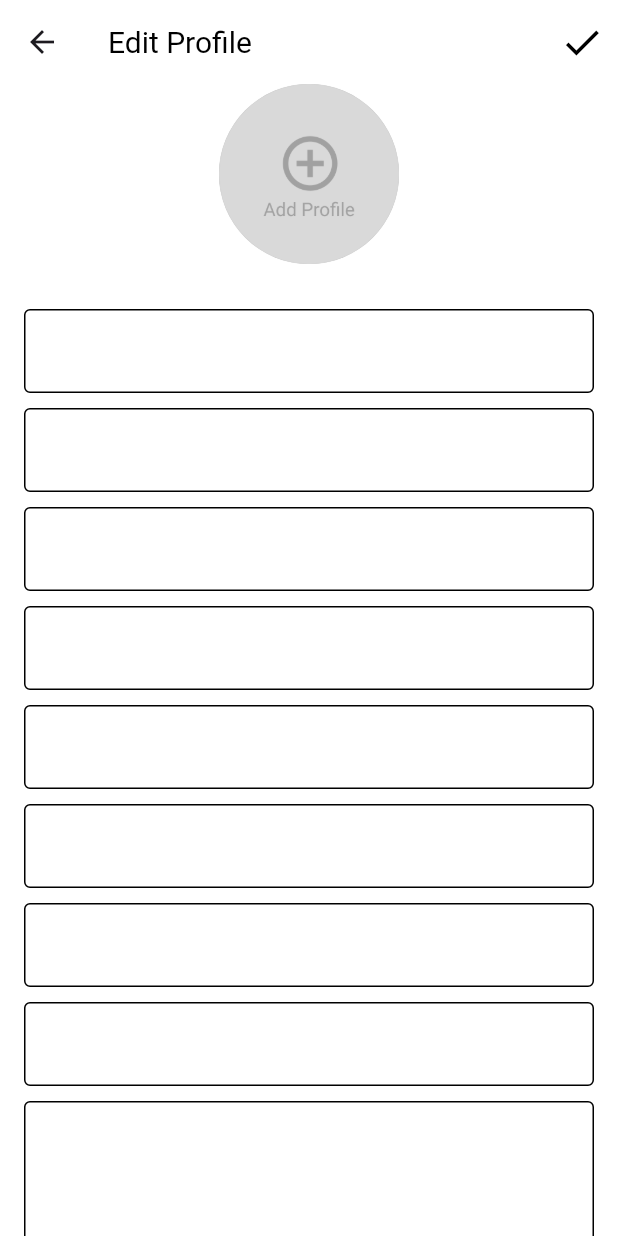
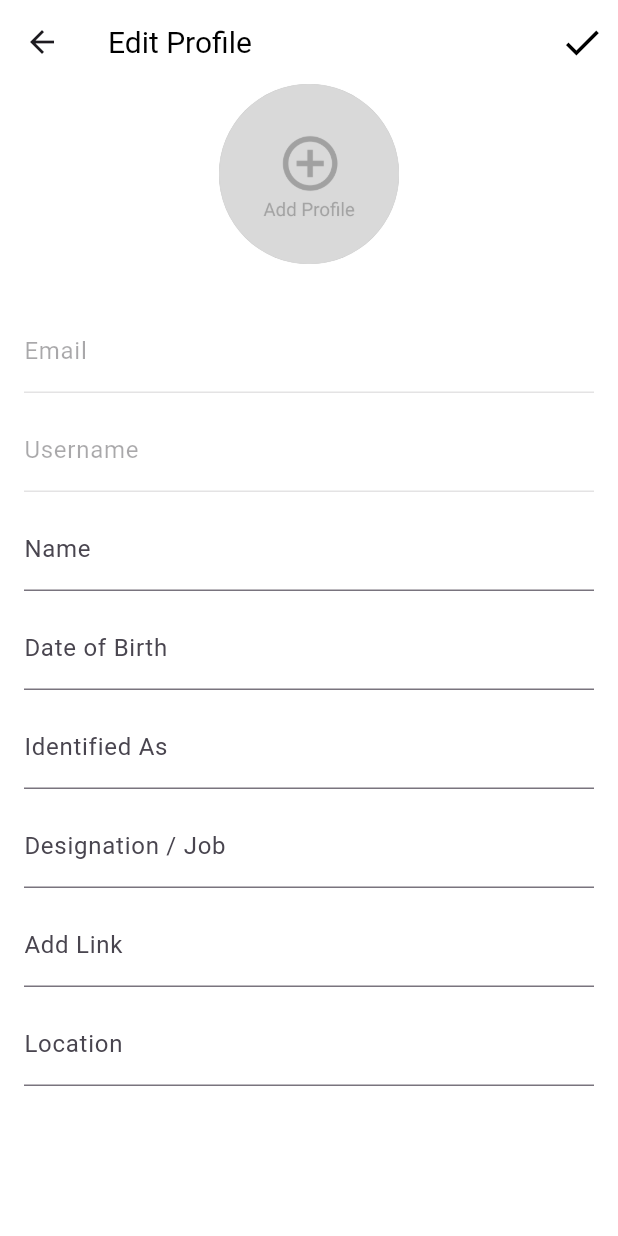
Before and after one commit to khushal0411/FandomeNew, a Flutter app: the userProfilePage screen opened directly, after a tap on the "edit" icon, on a phone screen of 412 x 824 dp. Run offline on Flutter 3.47's test engine with Material 2 defaults, Android fonts, the phone set to English and light mode, and no system bars; our stand-ins replace firebase_auth, firebase_core, firebase_database, fluttertoast, image_picker and 1 more; missing offline and left inert: dart:ffi; accounts and stored records are empty; network calls fail.

Commit message:
UI updated for editprofile Screen and userprofile Screen, also profile is enlarge on long press

```diff
--- a/lib/screens/editProfile.dart
+++ b/lib/screens/editProfile.dart
@@ -5,7 +5,6 @@ import 'package:fluttertoast/fluttertoast.dart';
 import 'package:image_picker/image_picker.dart';
 import 'package:shared_preferences/shared_preferences.dart';
 import 'package:testproj/screens/homeScreen.dart';
-import 'package:testproj/screens/userProfile.dart';
 
 import '../constant/color.dart';
 
@@ -18,12 +17,18 @@ class editProfile extends StatefulWidget {
 
 class _editProfileState extends State<editProfile> {
   XFile? _image;
+
   String name = "";
   String username = "";
   bool isVerified = false;
   String designation = "";
-  String location = "", bio = "", link = "", profilePic = "",email="",gender="",dob="";
-
+  String location = "",
+      bio = "",
+      link = "",
+      profilePic = "",
+      email = "",
+      gender = "",
+      dob = "";
 
   Future<void> userData() async {
     FirebaseAuth firebaseAuth = FirebaseAuth.instance;
@@ -37,85 +42,93 @@ class _editProfileState extends State<editProfile> {
       if (user![1] == "true") {
         isVerified = true;
       }
-      gender=user[0];
-      dob=user[2];
+      gender = user[0];
+      dob = user[2];
       link = user[4];
       location = user[7];
       name = user![5];
       profilePic = user![3];
       username = userMail!.email!.split('@')[0].toString();
-      email=userMail.email.toString();
-
+      email = userMail.email.toString();
     });
   }
 
-Future<void> updateUserData() async{
+  Future<void> updateUserData() async {
     FirebaseAuth firebaseAuth = FirebaseAuth.instance;
     User? user = firebaseAuth.currentUser;
     // data updation
-DatabaseReference databaseReference=FirebaseDatabase.instance.ref();
-databaseReference.child("Users").child(user!.uid.toString()).once().then((value){
-final data= value.snapshot;
+    DatabaseReference databaseReference = FirebaseDatabase.instance.ref();
+    databaseReference
+        .child("Users")
+        .child(user!.uid.toString())
+        .once()
+        .then((value) {
+      final data = value.snapshot;
       Object? values = data.value;
       Map<dynamic, dynamic>? personMap = values as Map?;
       print(personMap!.keys.first.toString());
-String p=user.uid.toString()+"/"+personMap!.keys.first.toString();
+      String p = user.uid.toString() + "/" + personMap!.keys.first.toString();
       databaseReference.child('Users/$p').once().then((value) async {
-final data= value.snapshot;
+        final data = value.snapshot;
         Object? values = data.value;
         Map<dynamic, dynamic>? profileData = values as Map?;
-List l= profileData!.values.toList() ;
+        List l = profileData!.values.toList();
         print(l.toString());
-SharedPreferences sharedPreferences = await SharedPreferences.getInstance();
-List<String> stringList=l.map((item) => item.toString()).toList();
+        SharedPreferences sharedPreferences =
+            await SharedPreferences.getInstance();
+        List<String> stringList = l.map((item) => item.toString()).toList();
         print(stringList);
         sharedPreferences.setStringList("k", stringList);
+      });
+    });
+  }
 
-});});
-
-
-
-  }
   Future<void> updateData() async {
     Map<String, dynamic> updatedData = {
-    "name":name,
+      "name": name,
       "age": "92",
       "isVerified": true,
       "link": link,
-    "bio":
-        bio,
-    "profilePic": "https://images.unsplash.com/photo-1507003211169-0a1dd7228f2d?ixlib=rb-4.0.3&ixid=M3wxMjA3fDB8MHxwaG90by1wYWdlfHx8fGVufDB8fHx8fA%3D%3D&auto=format&fit=crop&w=387&q=80",
+      "bio": bio,
+      "profilePic":
+          "https://images.unsplash.com/photo-1507003211169-0a1dd7228f2d?ixlib=rb-4.0.3&ixid=M3wxMjA3fDB8MHxwaG90by1wYWdlfHx8fGVufDB8fHx8fA%3D%3D&auto=format&fit=crop&w=387&q=80",
       "location": location,
       "designation": designation,
       "dob": dob,
-    "gender":gender
+      "gender": gender
     };
     FirebaseAuth firebaseAuth = FirebaseAuth.instance;
     User? user = firebaseAuth.currentUser;
     // data updation
-DatabaseReference databaseReference=FirebaseDatabase.instance.ref();
-databaseReference.child("Users").child(user!.uid.toString()).once().then((value){
-final data= value.snapshot;
+    DatabaseReference databaseReference = FirebaseDatabase.instance.ref();
+    databaseReference
+        .child("Users")
+        .child(user!.uid.toString())
+        .once()
+        .then((value) {
+      final data = value.snapshot;
       Object? values = data.value;
       Map<dynamic, dynamic>? personMap = values as Map?;
       print(personMap!.keys.first.toString());
-String p=user.uid.toString()+"/"+personMap!.keys.first.toString();
+      String p = user.uid.toString() + "/" + personMap!.keys.first.toString();
 
       databaseReference.child('Users/$p').update(updatedData).then((value) {
-    Fluttertoast.showToast(msg: "Profile Updated Sucessfully.",toastLength: Toast.LENGTH_SHORT);
+        Fluttertoast.showToast(
+            msg: "Profile Updated Sucessfully.",
+            toastLength: Toast.LENGTH_SHORT);
         updateUserData();
         Navigator.of(context).pop();
-    Navigator.pushReplacement(context, MaterialPageRoute(builder:(context) =>const homeScreen()));
+        Navigator.pushReplacement(context,
+            MaterialPageRoute(builder: (context) => const homeScreen()));
 
         //Navigator.push(context, MaterialPageRoute(builder:  (context) => const homeScreen()));
       }).catchError((error) {
-    Fluttertoast.showToast(msg: "Error Occured while updating Data.",toastLength: Toast.LENGTH_SHORT);
+        Fluttertoast.showToast(
+            msg: "Error Occured while updating Data.",
+            toastLength: Toast.LENGTH_SHORT);
       });
-
     });
-
   }
-
 
   Future<void> _openGallery() async {
     var imagePicker = ImagePicker();
@@ -137,7 +150,6 @@ databaseReference.child('Users/$p').update(updatedData).then((value) {
 
   @override
   void initState() {
-
     super.initState();
     userData();
   }
@@ -145,7 +157,7 @@ databaseReference.child('Users/$p').update(updatedData).then((value) {
   @override
   Widget build(BuildContext context) {
     return WillPopScope(
-      onWillPop: ()async {
+      onWillPop: () async {
         Navigator.pop(context);
         return true;
       },
@@ -201,8 +213,8 @@ databaseReference.child('Users/$p').update(updatedData).then((value) {
                                   decoration: const BoxDecoration(
                                       shape: BoxShape.rectangle,
                                       color: lightGrey,
-                                      borderRadius:
-                                          BorderRadius.all(Radius.circular(10))),
+                                      borderRadius: BorderRadius.all(
+                                          Radius.circular(10))),
                                 ),
                               )),
                               GestureDetector(
@@ -283,154 +295,142 @@ databaseReference.child('Users/$p').update(updatedData).then((value) {
               Padding(
                 padding: EdgeInsets.only(left: 16.0, right: 16.0, top: 30),
                 child: TextField(
+                  controller: TextEditingController(text: email),
                   decoration: InputDecoration(
                     enabled: false,
-                    hintText: email,
-                    filled: true,
+                    labelText: "Email",
                     fillColor: trans,
-                    disabledBorder: OutlineInputBorder(
-                      borderSide: BorderSide(color: textColor, width: 1.0),
-                    ),
-                    focusedBorder: OutlineInputBorder(
-                      borderSide: BorderSide(color: companyColor, width: 1.0),
-                    ),
                   ),
                 ),
               ),
               Padding(
                 padding: EdgeInsets.only(left: 16.0, right: 16.0, top: 10),
                 child: TextField(
+                  controller: TextEditingController(text: username),
                   decoration: InputDecoration(
                     enabled: false,
-                    hintText: username,
-                    filled: true,
+                    labelText: "Username",
                     fillColor: trans,
-                    disabledBorder: OutlineInputBorder(
-                      borderSide: BorderSide(color: textColor, width: 1.0),
-                    ),
-                    focusedBorder: OutlineInputBorder(
-                      borderSide: BorderSide(color: companyColor, width: 1.0),
-                    ),
-                  ),
-                ),
-              ),
-               Padding(
-                padding: EdgeInsets.only(left: 16.0, right: 16.0, top: 10),
-                child: TextField( onChanged: (value) => setState(() {
-                  name = value;
-                }),
-
-                  decoration: InputDecoration(
-                    hintText: name,
-                    filled: true,
-                    fillColor: trans,
-                    enabledBorder: OutlineInputBorder(
-                      borderSide: BorderSide(color: textColor, width: 1.0),
-                    ),
-                    focusedBorder: OutlineInputBorder(
-                      borderSide: BorderSide(color: companyColor, width: 1.0),
-                    ),
                   ),
                 ),
               ),
               Padding(
                 padding: EdgeInsets.only(left: 16.0, right: 16.0, top: 10),
                 child: TextField(
+                  controller: TextEditingController.fromValue(
+                    TextEditingValue(
+                      text: name,
+                      selection: TextSelection.collapsed(offset: name.length),
+                    ),
+                  ),
                   onChanged: (value) => setState(() {
-                  dob = value;
+                    name = value;
                   }),
                   decoration: InputDecoration(
-                    hintText:dob,
-                    filled: true,
+                    labelText: "Name",
                     fillColor: trans,
-                    enabledBorder: OutlineInputBorder(
-                      borderSide: BorderSide(color: textColor, width: 1.0),
-                    ),
-                    focusedBorder: OutlineInputBorder(
-                      borderSide: BorderSide(color: companyColor, width: 1.0),
-                    ),
                   ),
                 ),
               ),
               Padding(
                 padding: EdgeInsets.only(left: 16.0, right: 16.0, top: 10),
                 child: TextField(
+                  controller: TextEditingController.fromValue(
+                    TextEditingValue(
+                      text: dob,
+                      selection: TextSelection.collapsed(offset: dob.length),
+                    ),
+                  ),
                   onChanged: (value) => setState(() {
-                  gender= value;
+                    dob = value;
                   }),
                   decoration: InputDecoration(
-                    hintText: gender,
-                    filled: true,
+                      fillColor: trans, labelText: "Date of Birth"),
+                ),
+              ),
+              Padding(
+                padding: EdgeInsets.only(left: 16.0, right: 16.0, top: 10),
+                child: TextField(
+                  controller: TextEditingController.fromValue(
+                    TextEditingValue(
+                      text: gender,
+                      selection: TextSelection.collapsed(offset: gender.length),
+                    ),
+                  ),
+                  onChanged: (value) => setState(() {
+                    gender = value;
+                  }),
+                  decoration: InputDecoration(
+                    labelText: "Identified As",
                     fillColor: trans,
-                    enabledBorder: OutlineInputBorder(
-                      borderSide: BorderSide(color: textColor, width: 1.0),
-                    ),
-                    focusedBorder: OutlineInputBorder(
-                      borderSide: BorderSide(color: companyColor, width: 1.0),
-                    ),
                   ),
                 ),
               ),
               Padding(
                 padding: EdgeInsets.only(left: 16.0, right: 16.0, top: 10),
                 child: TextField(
+                  controller: TextEditingController.fromValue(
+                    TextEditingValue(
+                      text: designation,
+                      selection:
+                          TextSelection.collapsed(offset: designation.length),
+                    ),
+                  ),
                   onChanged: (value) => setState(() {
                     designation = value;
                   }),
                   decoration: InputDecoration(
-                    hintText: designation,
-                    filled: true,
+                    labelText: "Designation / Job",
                     fillColor: trans,
-                    enabledBorder: OutlineInputBorder(
-                      borderSide: BorderSide(color: textColor, width: 1.0),
-                    ),
-                    focusedBorder: OutlineInputBorder(
-                      borderSide: BorderSide(color: companyColor, width: 1.0),
-                    ),
                   ),
                 ),
               ),
               Padding(
                 padding: EdgeInsets.only(left: 16.0, right: 16.0, top: 10),
                 child: TextField(
+                  controller: TextEditingController.fromValue(
+                    TextEditingValue(
+                      text: link,
+                      selection: TextSelection.collapsed(offset: link.length),
+                    ),
+                  ),
                   onChanged: (value) => setState(() {
                     link = value;
                   }),
                   decoration: InputDecoration(
-                    hintText: link,
-                    filled: true,
+                    labelText: "Add Link",
                     fillColor: trans,
-                    enabledBorder: OutlineInputBorder(
-                      borderSide: BorderSide(color: textColor, width: 1.0),
-                    ),
-                    focusedBorder: OutlineInputBorder(
-                      borderSide: BorderSide(color: companyColor, width: 1.0),
-                    ),
                   ),
                 ),
               ),
               Padding(
                 padding: EdgeInsets.only(left: 16.0, right: 16.0, top: 10),
                 child: TextField(
+                  controller: TextEditingController.fromValue(
+                    TextEditingValue(
+                      text: location,
+                      selection:
+                          TextSelection.collapsed(offset: location.length),
+                    ),
+                  ),
                   onChanged: (value) => setState(() {
                     location = value;
                   }),
                   decoration: InputDecoration(
-                    hintText: location,
-                    filled: true,
+                    labelText: "Location",
                     fillColor: trans,
-                    enabledBorder: OutlineInputBorder(
-                      borderSide: BorderSide(color: textColor, width: 1.0),
-                    ),
-                    focusedBorder: OutlineInputBorder(
-                      borderSide: BorderSide(color: companyColor, width: 1.0),
-                    ),
                   ),
                 ),
               ),
               Padding(
                 padding: EdgeInsets.only(left: 16.0, right: 16.0, top: 10),
                 child: TextField(
+                  controller: TextEditingController.fromValue(
+                    TextEditingValue(
+                      text: bio,
+                      selection: TextSelection.collapsed(offset: bio.length),
+                    ),
+                  ),
                   onChanged: (value) => setState(() {
                     bio = value;
                   }),
@@ -439,15 +439,8 @@ databaseReference.child('Users/$p').update(updatedData).then((value) {
                   maxLines: 7,
                   textAlignVertical: TextAlignVertical.top,
                   decoration: InputDecoration(
-                    hintText: bio,
-                    filled: true,
+                    labelText: "Bio",
                     fillColor: trans,
-                    enabledBorder: OutlineInputBorder(
-                      borderSide: BorderSide(color: textColor, width: 1.0),
-                    ),
-                    focusedBorder: OutlineInputBorder(
-                      borderSide: BorderSide(color: companyColor, width: 1.0),
-                    ),
                   ),
                 ),
               ),
--- a/lib/screens/userProfile.dart
+++ b/lib/screens/userProfile.dart
@@ -5,10 +5,9 @@ import 'package:fluttertoast/fluttertoast.dart';
 import 'package:shared_preferences/shared_preferences.dart';
 import 'package:testproj/screens/addPost.dart';
 import 'package:testproj/screens/editProfile.dart';
+import 'package:testproj/utils/enlargeImage.dart';
 import 'package:url_launcher/url_launcher.dart';
-import 'package:url_launcher/url_launcher_string.dart';
 import '../constant/color.dart';
-import 'package:firebase_database/firebase_database.dart';
 
 class userProfilePage extends StatefulWidget {
   const userProfilePage({super.key});
@@ -22,7 +21,15 @@ class _userProfilePageState extends State<userProfilePage> {
   String username = "";
   bool isVerified = false;
   String designation = "";
-   String location = "", bio = "", link = "", profilePic = "",email="",gender="",dob="";
+  String location = "",
+      bio = "",
+      link = "",
+      profilePic = "",
+      email = "",
+      gender = "",
+      dob = "";
+
+  bool isEnlarges = false;
 
   Future<void> userData() async {
     FirebaseAuth firebaseAuth = FirebaseAuth.instance;
@@ -36,14 +43,14 @@ class _userProfilePageState extends State<userProfilePage> {
       if (user![1] == "true") {
         isVerified = true;
       }
-      gender=user[0];
-      dob=user[2];
+      gender = user[0];
+      dob = user[2];
       link = user[4];
       location = user[7];
       name = user![5];
       profilePic = user![3];
       username = userMail!.email!.split('@')[0].toString();
-      email=userMail.email.toString();
+      email = userMail.email.toString();
     });
   }
 
@@ -58,14 +65,12 @@ class _userProfilePageState extends State<userProfilePage> {
     }
   }
 
-
   @override
   void initState() {
     // TODO: implement initState
     super.initState();
     userData();
   }
-
 
   @override
   Widget build(BuildContext context) {
@@ -160,14 +165,38 @@ class _userProfilePageState extends State<userProfilePage> {
                 Padding(
                   padding: const EdgeInsets.only(
                       left: 10.0, right: 10, bottom: 5, top: 10),
+                  child: GestureDetector(
+                    onLongPress: () {
+                      setState(() {
+                        isEnlarges = true;
+                      });
+                      Navigator.push(
+                        context,
+                        MaterialPageRoute(
+                          builder: (context) =>
+                              enlargeImage(profilePic: profilePic),
+                        ),
+                      );
+                    },
+                    onLongPressEnd: (_) {
+                      setState(() {
+                        isEnlarges = false;
+                      });
+                      Navigator.pop(context);
+                    },
+                    child: Hero(
+                      tag: profilePic,
                       child: Container(
                         width: 120,
                         height: 120,
                         decoration: const BoxDecoration(
                             shape: BoxShape.circle, color: lightGrey),
                         child: CircleAvatar(
+                          backgroundColor: Colors.white,
                           radius: 100,
                           backgroundImage: NetworkImage(profilePic),
+                        ),
+                      ),
                     ),
                   ),
                 ),
@@ -192,8 +221,8 @@ class _userProfilePageState extends State<userProfilePage> {
                           child: TextField(
                             maxLength: 40,
                             decoration: InputDecoration(
-                              contentPadding:
-                                  EdgeInsets.symmetric(vertical: 0.0),
+                              contentPadding: const EdgeInsets.symmetric(
+                                  vertical: 0.0, horizontal: 0),
                               enabled: false,
                               labelText: name,
                               counterText: '',
@@ -208,7 +237,6 @@ class _userProfilePageState extends State<userProfilePage> {
                             ),
                           ),
                         ),
-
                       ],
                     ),
                     Row(
@@ -218,7 +246,7 @@ class _userProfilePageState extends State<userProfilePage> {
                                 left: 0, right: 5, bottom: 0, top: 0),
                             child: Icon(
                               Icons.badge_outlined,
-                              color: lightGrey,
+                              color: darkGrey,
                             )),
                         Container(
                           width: 170,
@@ -226,7 +254,8 @@ class _userProfilePageState extends State<userProfilePage> {
                           child: TextField(
                             maxLength: 40,
                             decoration: InputDecoration(
-                              contentPadding: EdgeInsets.symmetric(vertical: 0.0),
+                              contentPadding:
+                                  EdgeInsets.symmetric(vertical: 0.0),
                               enabled: false,
                               labelText: designation,
                               counterText: '',
@@ -235,7 +264,8 @@ class _userProfilePageState extends State<userProfilePage> {
                                 color: darkGrey,
                               ),
                               disabledBorder: UnderlineInputBorder(
-                                borderSide: BorderSide(color: Colors.transparent),
+                                borderSide:
+                                    BorderSide(color: Colors.transparent),
                               ),
                             ),
                           ),
@@ -253,7 +283,7 @@ class _userProfilePageState extends State<userProfilePage> {
                             )),
                         Container(
                           width: 170,
-                          height: 30,
+                          height: 25,
                           child: TextField(
                             maxLength: 40,
                             decoration: InputDecoration(
--- /dev/null
+++ b/lib/utils/enlargeImage.dart
@@ -0,0 +1,25 @@
+import 'package:flutter/material.dart';
+import 'package:testproj/screens/userProfile.dart';
+
+class enlargeImage extends StatelessWidget {
+  final String profilePic;
+
+  const enlargeImage({required this.profilePic});
+
+  @override
+  Widget build(BuildContext context) {
+    return Scaffold(
+      body: Center(
+        child: GestureDetector(
+          onTap: () {
+            Navigator.of(context).pop();
+          },
+          child: Hero(
+            tag: profilePic,
+            child: Image.network(profilePic),
+          ),
+        ),
+      ),
+    );
+  }
+}
```
Lines whose indentation alone changed are shown as unchanged.
